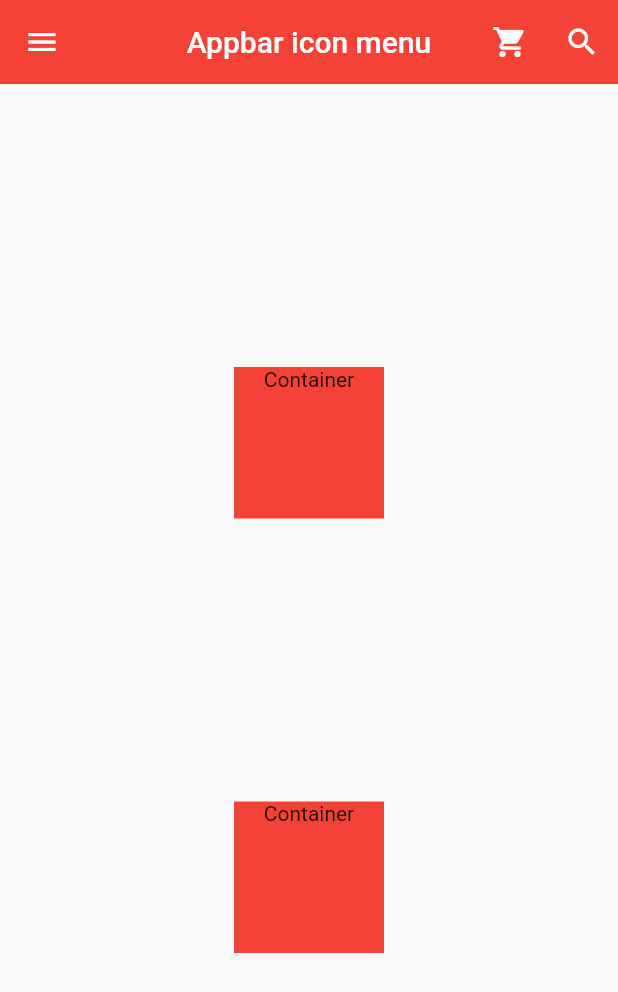
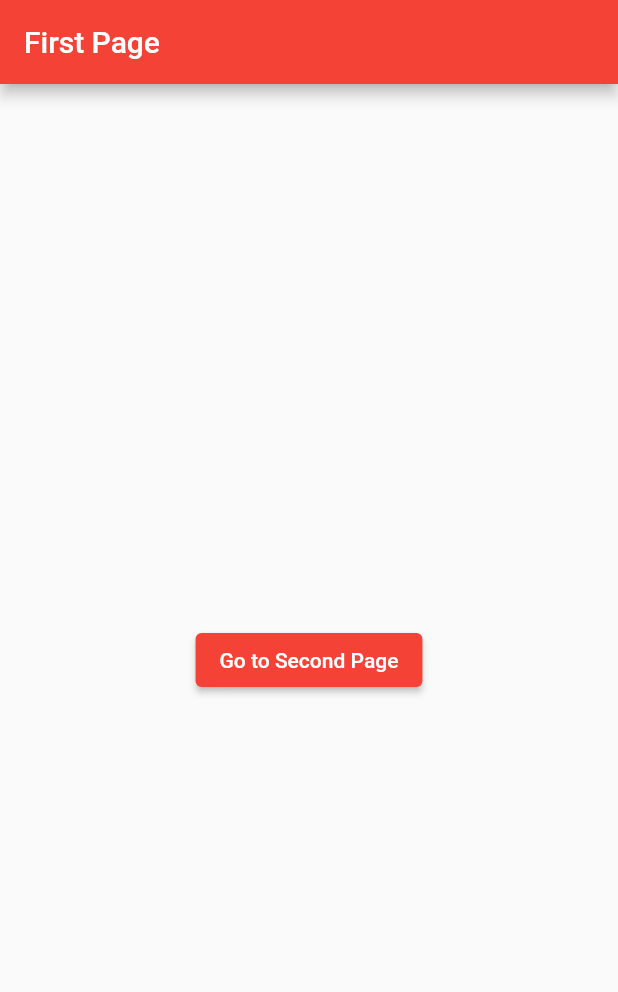
Before and after one commit to kks653/flutter_app_icon_menu, a Flutter app: the screen it shows after launch, on a phone screen of 412 x 824 dp. Shown: the top 992 px of the screen. Run offline on Flutter 3.47's test engine with Material 2 defaults, Android fonts, the phone set to English and light mode, and no system bars.

Commit message:
feat: practice moving pages with navigators
navigator in dart uses a stack data structure.
therefore, it can be "push"ed or "pop"ped.

```diff
--- a/lib/main.dart
+++ b/lib/main.dart
@@ -8,7 +8,7 @@ class MyApp extends StatelessWidget {
     return MaterialApp(
       title: "Appbar",
       theme: ThemeData(primarySwatch: Colors.red),
-      home: MyPage(),
+      home: FirstPage(),
       debugShowCheckedModeBanner: false,
     );
   }
@@ -113,9 +113,10 @@ class MyPage extends StatelessWidget {
         child: Column(
           mainAxisAlignment: MainAxisAlignment.spaceEvenly,
           children: <Widget>[
-            const aContainer(),
-            const aContainer(),
-
+            // FloatingActionButton(onPressed: () =>
+            // {
+            // }),
+            FirstPage()
           ],
         ),
       ),
@@ -123,8 +124,56 @@ class MyPage extends StatelessWidget {
   }
 }
 
+class FirstPage extends StatelessWidget {
+  @override
+  Widget build(BuildContext context) {
+    return Scaffold(
+        appBar: AppBar(
+            title: Text("First Page")
+        ),
+        body: Center(
+          child: ElevatedButton(
+              onPressed: () {
+                print("Going to Second Page.");
+                Navigator.push(context, MaterialPageRoute(
+                    builder: (ctxt) => SecondPage()
+                ));
+              },
+              child: Text(
+                "Go to Second Page",
+                textAlign: TextAlign.center,
+              )
+          ),
+        )
+    );
+  }
+}
+
+class SecondPage extends StatelessWidget {
+  @override
+  Widget build(BuildContext context) {
+    return Scaffold(
+      appBar: AppBar(
+        title: Text("Second Page"),
+      ),
+      body: Center(
+          child: ElevatedButton(
+              onPressed: () {
+                print("Going to First Page.");
+                Navigator.pop(context);
+              },
+              child: Text(
+                "Go to First Page",
+                textAlign: TextAlign.center,
+              ))
+      ),
+    );
+  }
+}
+
 class aContainer extends StatelessWidget {
   const aContainer({Key? key}) : super(key: key);
+
   @override
   Widget build(BuildContext context) {
     return Container(
```
